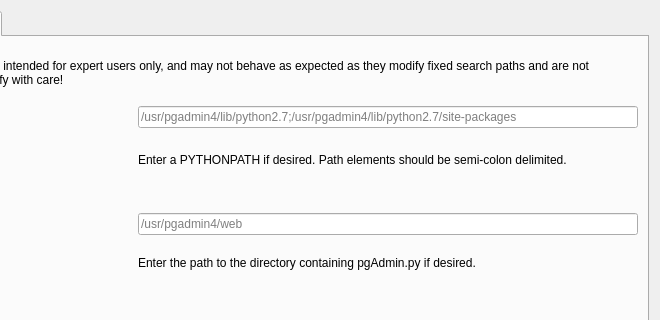
Qt form runtime/ConfigWindow.ui (pgadmin-org/pgadmin4) before a commit; both pictures show x 140 to 800 and y 0 to 320 of the 800 by 415 pixel window.
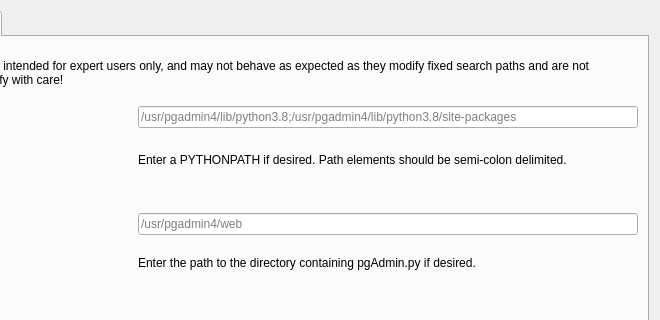
The same form after that commit. The open tabs and pages were chosen to show the change.

Commit message: Update hint test to use a modern Python version.

The edit to the form file:
```diff
--- a/runtime/ConfigWindow.ui
+++ b/runtime/ConfigWindow.ui
@@ -440,7 +440,7 @@
              <item>
               <widget class="QLineEdit" name="pythonPathLineEdit">
                <property name="placeholderText">
-                <string>/usr/pgadmin4/lib/python2.7;/usr/pgadmin4/lib/python2.7/site-packages</string>
+                <string>/usr/pgadmin4/lib/python3.8;/usr/pgadmin4/lib/python3.8/site-packages</string>
                </property>
               </widget>
              </item>
```
